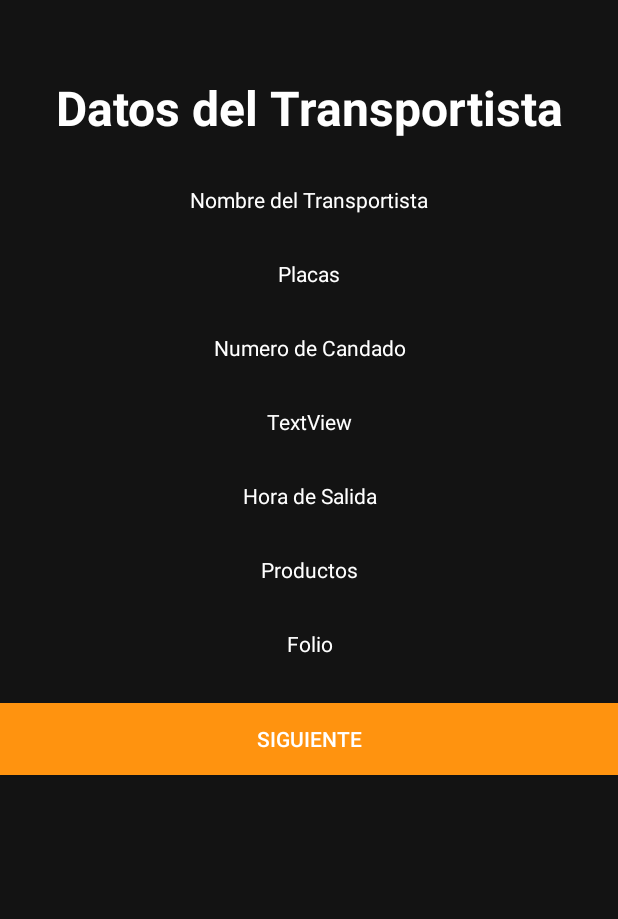
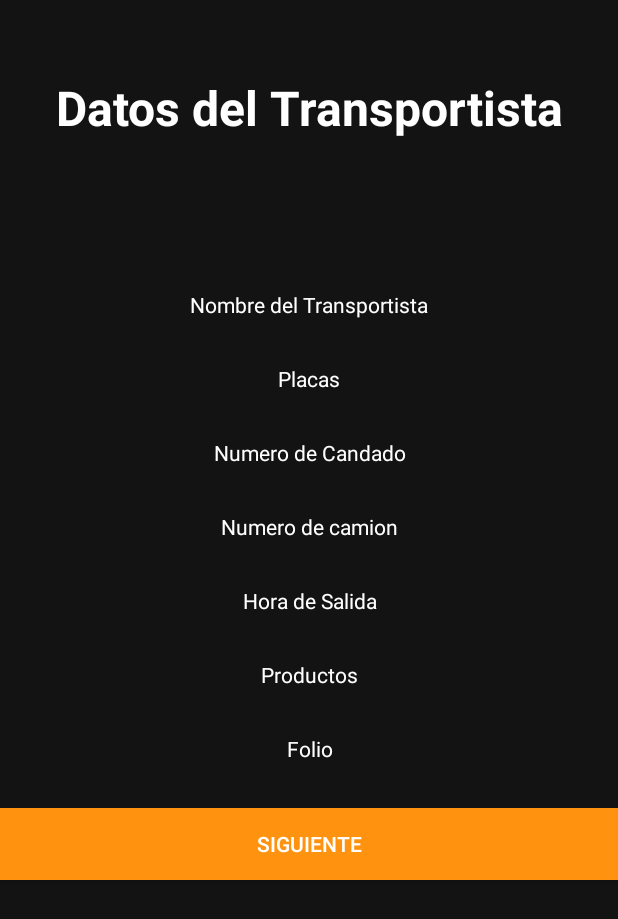
Before and after one commit to RegaloOmar/GPS_APP, an Android app: the TransportistaActivity screen opened directly, with no data from a screen before it, on a phone screen of 412 x 824 dp. Shown: the top 919 px of the screen. Run offline under Robolectric (Android 15) with nearby library versions, the phone set to English and light mode, and no system bars.

Commit message:
3 interface realizadas hee hee

```diff
--- a/app/src/main/res/layout/activity_transportista.xml
+++ b/app/src/main/res/layout/activity_transportista.xml
@@ -22,7 +22,7 @@
         tools:layout_editor_absoluteY="84dp" />
     <TextView
         android:id="@+id/textNombre"
-        android:layout_marginTop="30dp"
+        android:layout_marginTop="100dp"
         android:layout_width="match_parent"
         android:layout_height="wrap_content"
         android:textColor="@color/colorTexto"
@@ -54,7 +54,7 @@
         android:layout_height="wrap_content"
         android:textColor="@color/colorTexto"
         android:gravity="center"
-        android:text="TextView"  />
+        android:text="Numero de camion"  />
 
     <TextView
         android:id="@+id/textHoraSalida"
```
Also changed, not shown: app/src/main/AndroidManifest.xml (+8 -3 lines), app/src/main/java/com/rr/gps_app/SemaforoActivity.java (added, +13 -0 lines), app/src/main/res/layout/activity_semaforo.xml (added, +9 -0 lines).
